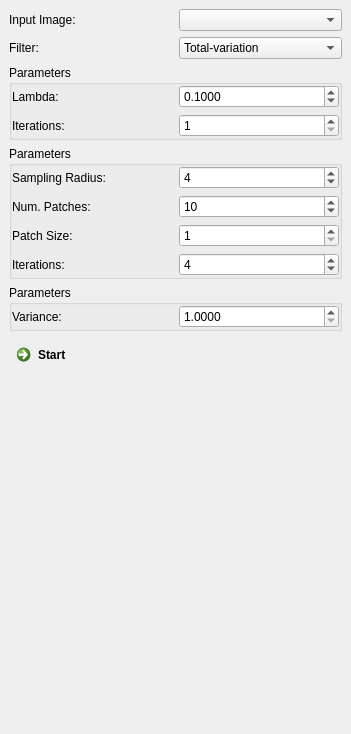
Before: the Qt Designer form Plugins/org.mitk.gui.qt.diffusionimaging.denoising/src/internal/QmitkDenoisingViewControls.ui in MITK/MITK, drawn with Qt 5.
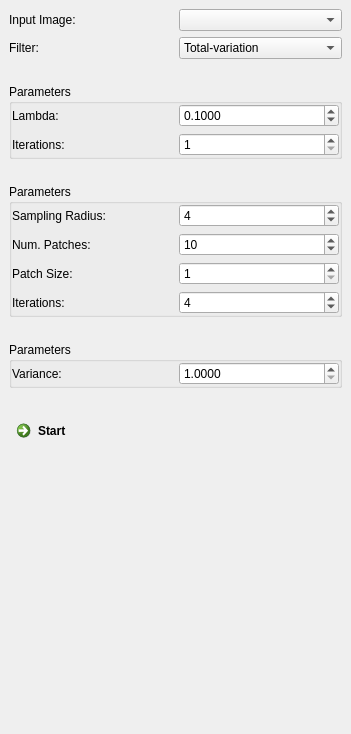
After: the same form once the commit is applied. Custom widgets are drawn as their Qt base class.

Commit message: Refactor view layout

```diff
--- a/Plugins/org.mitk.gui.qt.diffusionimaging.denoising/src/internal/QmitkDenoisingViewControls.ui
+++ b/Plugins/org.mitk.gui.qt.diffusionimaging.denoising/src/internal/QmitkDenoisingViewControls.ui
@@ -19,10 +19,7 @@
   <property name="windowTitle">
    <string>QmitkTemplate</string>
   </property>
-  <layout class="QVBoxLayout" name="verticalLayout_2">
-   <property name="spacing">
-    <number>6</number>
-   </property>
+  <layout class="QGridLayout" name="gridLayout">
    <property name="leftMargin">
     <number>9</number>
    </property>
@@ -35,7 +32,10 @@
    <property name="bottomMargin">
     <number>9</number>
    </property>
-   <item>
+   <property name="verticalSpacing">
+    <number>25</number>
+   </property>
+   <item row="0" column="0">
     <widget class="QFrame" name="frame">
      <property name="frameShape">
       <enum>QFrame::NoFrame</enum>
@@ -95,7 +95,7 @@
      </layout>
     </widget>
    </item>
-   <item>
+   <item row="1" column="0">
     <widget class="QGroupBox" name="m_TvFrame">
      <property name="title">
       <string>Parameters</string>
@@ -162,7 +162,7 @@
      </layout>
     </widget>
    </item>
-   <item>
+   <item row="2" column="0">
     <widget class="QGroupBox" name="m_NlmFrame">
      <property name="title">
       <string>Parameters</string>
@@ -263,7 +263,7 @@
      </layout>
     </widget>
    </item>
-   <item>
+   <item row="3" column="0">
     <widget class="QGroupBox" name="m_GaussFrame">
      <property name="title">
       <string>Parameters</string>
@@ -310,14 +310,14 @@
      </layout>
     </widget>
    </item>
-   <item>
+   <item row="4" column="0">
     <widget class="QCommandLinkButton" name="m_ApplyButton">
      <property name="text">
       <string>Start</string>
      </property>
     </widget>
    </item>
-   <item>
+   <item row="5" column="0">
     <spacer name="verticalSpacer">
      <property name="orientation">
       <enum>Qt::Vertical</enum>
```
The commit also changes 94 other files.
